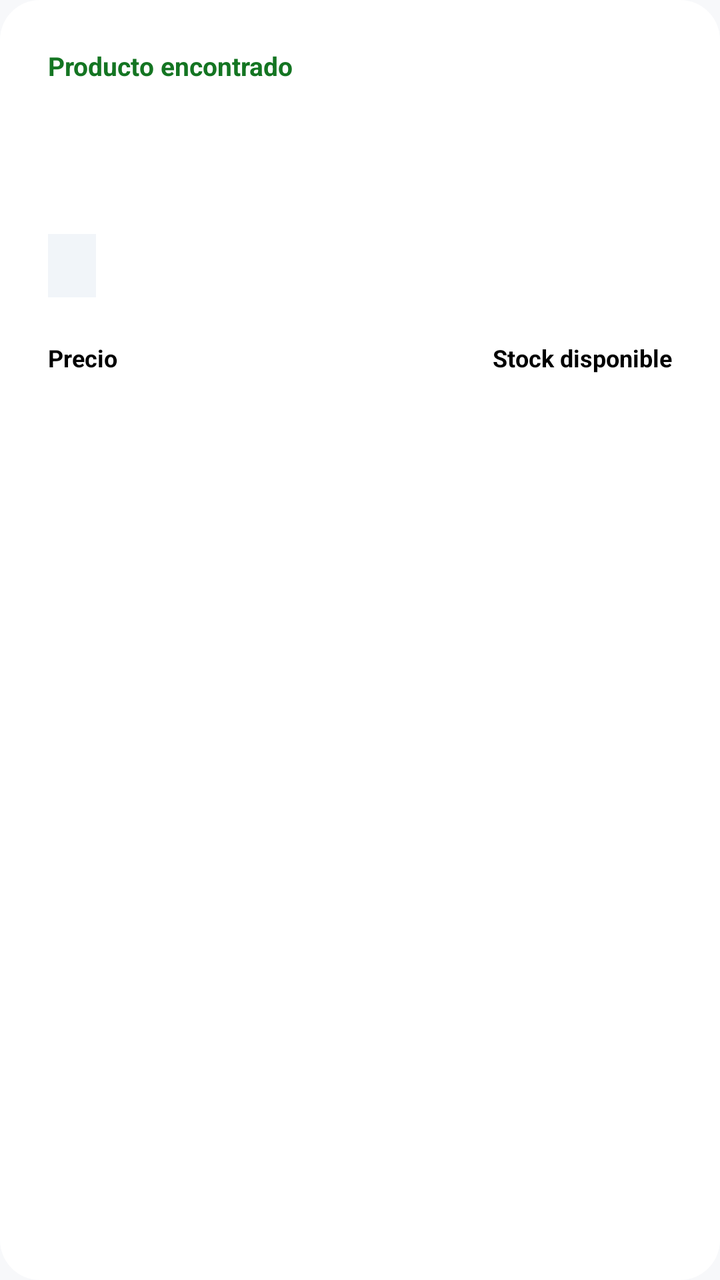
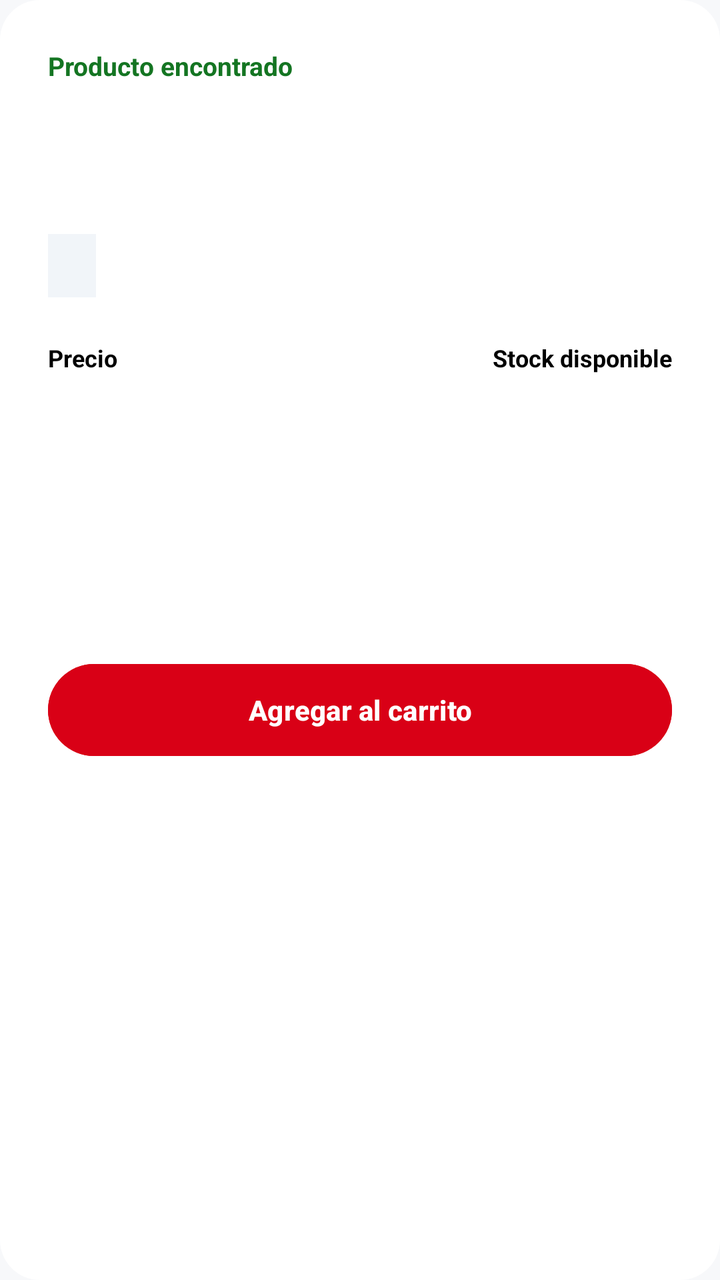

Compare the two renders of this Android layout. The source of the first and the diff that turns it into the second are given below.
<!-- AndroidManifest.xml: application theme Theme.Continental -->
<!-- res/layout/dialog_scanned_product.xml -->
<?xml version="1.0" encoding="utf-8"?>
<LinearLayout
    xmlns:android="http://schemas.android.com/apk/res/android"
    android:layout_width="match_parent"
    android:layout_height="wrap_content"
    android:background="@drawable/bg_dialog_white"
    android:orientation="vertical"
    android:padding="24dp">

    <TextView
        android:layout_width="match_parent"
        android:layout_height="wrap_content"
        android:text="Producto encontrado"
        android:textColor="#147522"
        android:textSize="13sp"
        android:textStyle="bold" />

    <TextView
        android:id="@+id/scannedProductNameTextView"
        android:layout_width="match_parent"
        android:layout_height="wrap_content"
        android:layout_marginTop="8dp"
        android:textColor="@color/black"
        android:textSize="23sp"
        android:textStyle="bold" />

    <TextView
        android:id="@+id/scannedProductCodeTextView"
        android:layout_width="match_parent"
        android:layout_height="wrap_content"
        android:layout_marginTop="5dp"
        android:textColor="@color/black"
        android:textSize="13sp"
        android:textStyle="bold" />

    <TextView
        android:id="@+id/scannedProductCategoryTextView"
        android:layout_width="wrap_content"
        android:layout_height="wrap_content"
        android:layout_marginTop="14dp"
        android:background="#F1F5F9"
        android:paddingStart="12dp"
        android:paddingTop="7dp"
        android:paddingEnd="12dp"
        android:paddingBottom="7dp"
        android:textColor="@color/black"
        android:textSize="13sp"
        android:textStyle="bold" />

    <LinearLayout
        android:layout_width="match_parent"
        android:layout_height="wrap_content"
        android:layout_marginTop="22dp"
        android:baselineAligned="false"
        android:orientation="horizontal">

        <LinearLayout
            android:layout_width="0dp"
            android:layout_height="wrap_content"
            android:layout_weight="1"
            android:orientation="vertical">

            <TextView
                android:layout_width="wrap_content"
                android:layout_height="wrap_content"
                android:text="Precio"
                android:textColor="@color/black"
                android:textSize="12sp"
                android:textStyle="bold" />

            <TextView
                android:id="@+id/scannedProductPriceTextView"
                android:layout_width="wrap_content"
                android:layout_height="wrap_content"
                android:layout_marginTop="4dp"
                android:textColor="@color/brand_red"
                android:textSize="25sp"
                android:textStyle="bold" />

        </LinearLayout>

        <LinearLayout
            android:layout_width="0dp"
            android:layout_height="wrap_content"
            android:layout_weight="1"
            android:gravity="end"
            android:orientation="vertical">

            <TextView
                android:layout_width="wrap_content"
                android:layout_height="wrap_content"
                android:text="Stock disponible"
                android:textColor="@color/black"
                android:textSize="12sp"
                android:textStyle="bold" />

            <TextView
                android:id="@+id/scannedProductStockTextView"
                android:layout_width="wrap_content"
                android:layout_height="wrap_content"
                android:layout_marginTop="4dp"
                android:textColor="@color/black"
                android:textSize="25sp"
                android:textStyle="bold" />

        </LinearLayout>

    </LinearLayout>

    <TextView
        android:id="@+id/scannedProductStatusTextView"
        android:layout_width="wrap_content"
        android:layout_height="wrap_content"
        android:layout_marginTop="18dp"
        android:paddingStart="12dp"
        android:paddingTop="7dp"
        android:paddingEnd="12dp"
        android:paddingBottom="7dp"
        android:textSize="13sp"
        android:textStyle="bold" />

    <TextView
        android:id="@+id/scannedProductExpirationTextView"
        android:layout_width="match_parent"
        android:layout_height="wrap_content"
        android:layout_marginTop="14dp"
        android:textColor="@color/black"
        android:textSize="13sp"
        android:textStyle="bold" />

</LinearLayout>
<!-- resources referenced by this layout -->
<resources>
  <color name="black">#FF000000</color>
  <color name="brand_red">#D90016</color>
  <!-- drawable bg_dialog_white (drawable) -->
  <?xml version="1.0" encoding="utf-8"?>
  <shape xmlns:android="http://schemas.android.com/apk/res/android"
      android:shape="rectangle">
      <solid android:color="@color/white" />
      <corners android:radius="20dp" />
  </shape>
  <style name="Theme.Continental" parent="Base.Theme.Continental" />
  <color name="white">#FFFFFFFF</color>
  <style name="Base.Theme.Continental" parent="Theme.Material3.Light.NoActionBar">
          
          <item name="colorPrimary">@color/brand_red</item>
          <item name="colorOnPrimary">@color/white</item>
          <item name="colorSecondary">@color/text_primary</item>
          <item name="colorOnSecondary">@color/white</item>
  
          
          <item name="android:colorBackground">#F7F8FA</item>
          <item name="colorSurface">@color/white</item>
          <item name="colorOnSurface">@color/black</item>
          <item name="colorSurfaceVariant">#F1F5F9</item>
          <item name="colorOnSurfaceVariant">@color/black</item>
  
          <item name="android:statusBarColor">#F7F8FA</item>
          <item name="android:windowLightStatusBar">true</item>
  
          
          <item name="materialAlertDialogTheme">@style/ThemeOverlay.App.MaterialAlertDialog</item>
      </style>
  <color name="text_primary">#FF000000</color>
  <style name="ThemeOverlay.App.MaterialAlertDialog" parent="ThemeOverlay.Material3.MaterialAlertDialog">
          <item name="colorSurface">@color/white</item>
          <item name="colorOnSurface">@color/black</item>
          <item name="colorPrimary">@color/brand_red</item>
          <item name="colorOnPrimary">@color/white</item>
          <item name="android:background">@color/white</item>
      </style>
</resources>

<!-- the commit's change to res/layout/dialog_scanned_product.xml (unified diff, before → after) -->
@@ -128,4 +128,15 @@
         android:textSize="13sp"
         android:textStyle="bold" />
 
+    <com.google.android.material.button.MaterialButton
+        android:id="@+id/addScannedProductButton"
+        android:layout_width="match_parent"
+        android:layout_height="54dp"
+        android:layout_marginTop="22dp"
+        android:backgroundTint="@color/brand_red"
+        android:text="Agregar al carrito"
+        android:textAllCaps="false"
+        android:textColor="@color/white"
+        android:textStyle="bold" />
+
 </LinearLayout>
